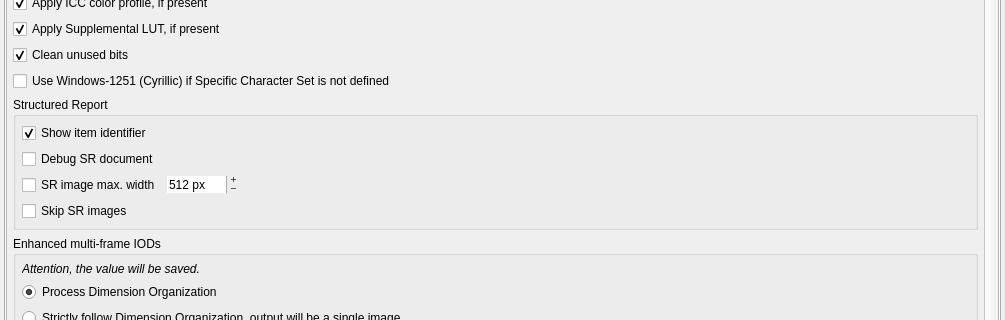
First picture: the form in GUI/settingswidget.ui, repository AlizaMedicalImaging/AlizaMS, before the edit; both pictures show x 0 to 1005 and y 96 to 416 of the 1005 by 653 pixel window.
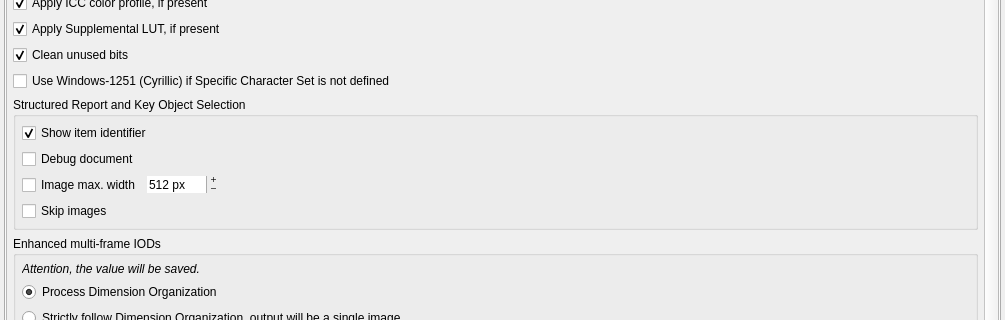
Second picture: the form after the edit.

Commit message:
Better support Key Object Selection
Read Current Requested Procedure Evidence Sequence for
Key Object Selection IOD

What changed in the file:
```diff
--- a/GUI/settingswidget.ui
+++ b/GUI/settingswidget.ui
@@ -177,7 +177,7 @@
               </sizepolicy>
              </property>
              <property name="title">
-              <string>Structured Report</string>
+              <string>Structured Report and Key Object Selection</string>
              </property>
              <layout class="QVBoxLayout" name="verticalLayout_10">
               <property name="margin">
@@ -214,7 +214,7 @@
                  <string>&lt;html&gt;&lt;head/&gt;&lt;body&gt;&lt;p&gt;Show internals of Structured Report (displayed green)&lt;/p&gt;&lt;/body&gt;&lt;/html&gt;</string>
                 </property>
                 <property name="text">
-                 <string>Debug SR document</string>
+                 <string>Debug document</string>
                 </property>
                 <property name="checked">
                  <bool>false</bool>
@@ -235,7 +235,7 @@
                    <string>Set SR image maximum width (px)</string>
                   </property>
                   <property name="text">
-                   <string>SR image max. width</string>
+                   <string>Image max. width</string>
                   </property>
                  </widget>
                 </item>
@@ -297,7 +297,7 @@
                  <string>&lt;html&gt;&lt;head/&gt;&lt;body&gt;&lt;p&gt;Skip SR images&lt;/p&gt;&lt;/body&gt;&lt;/html&gt;</string>
                 </property>
                 <property name="text">
-                 <string>Skip SR images</string>
+                 <string>Skip images</string>
                 </property>
                </widget>
               </item>
```
Left out of the diff: 4 changed lines with no effect on the pictures. The commit also changes 1 other file.
